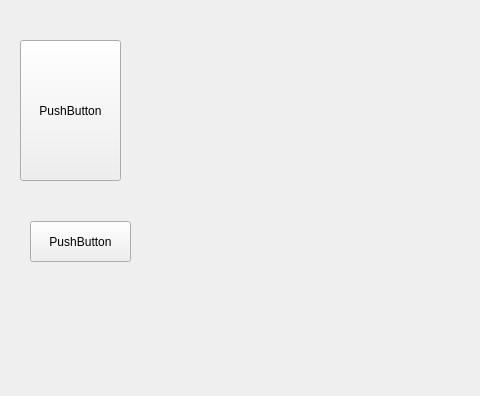
ahmed-alllam/GTA-VI, file mainwindow.ui: the form before one commit; both pictures show x 0 to 480 and y 0 to 396 of the 800 by 600 pixel window.
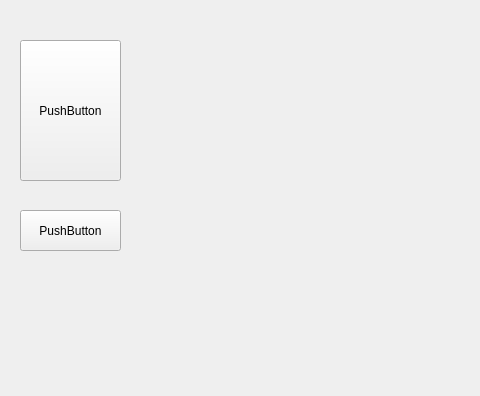
The form after the commit.

Commit message: game-over adding the interface

```diff
--- a/mainwindow.ui
+++ b/mainwindow.ui
@@ -30,8 +30,8 @@
    <widget class="QPushButton" name="pushButton_2">
     <property name="geometry">
      <rect>
-      <x>30</x>
-      <y>221</y>
+      <x>20</x>
+      <y>210</y>
       <width>101</width>
       <height>41</height>
      </rect>
```
Left out of the diff: 2 changed lines with no effect on the pictures. The commit also changes 4 other files.
